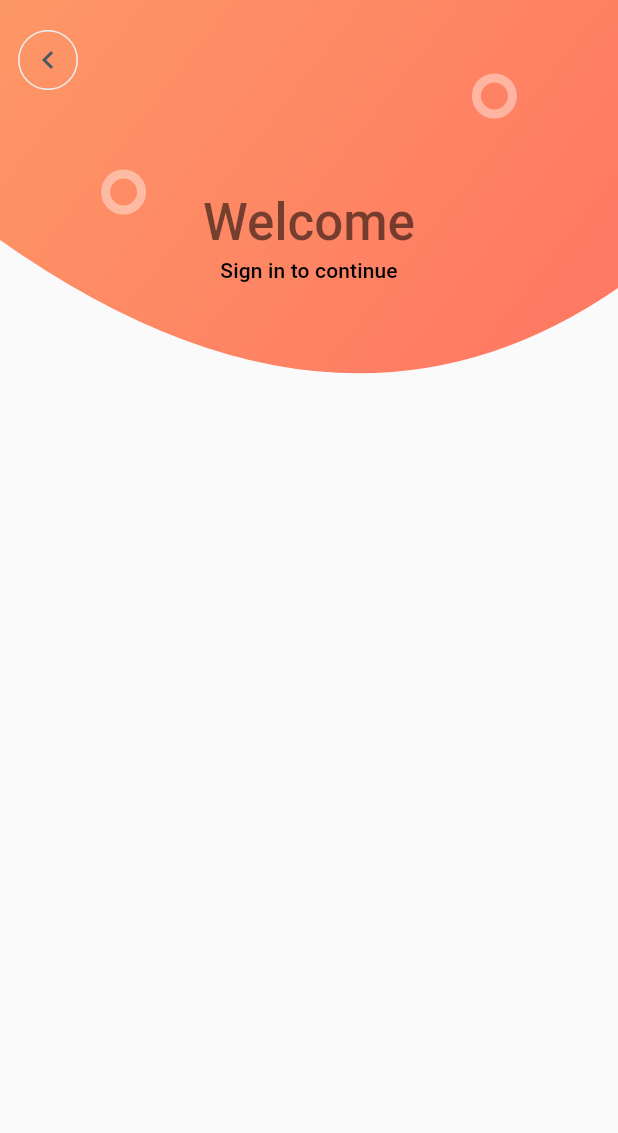
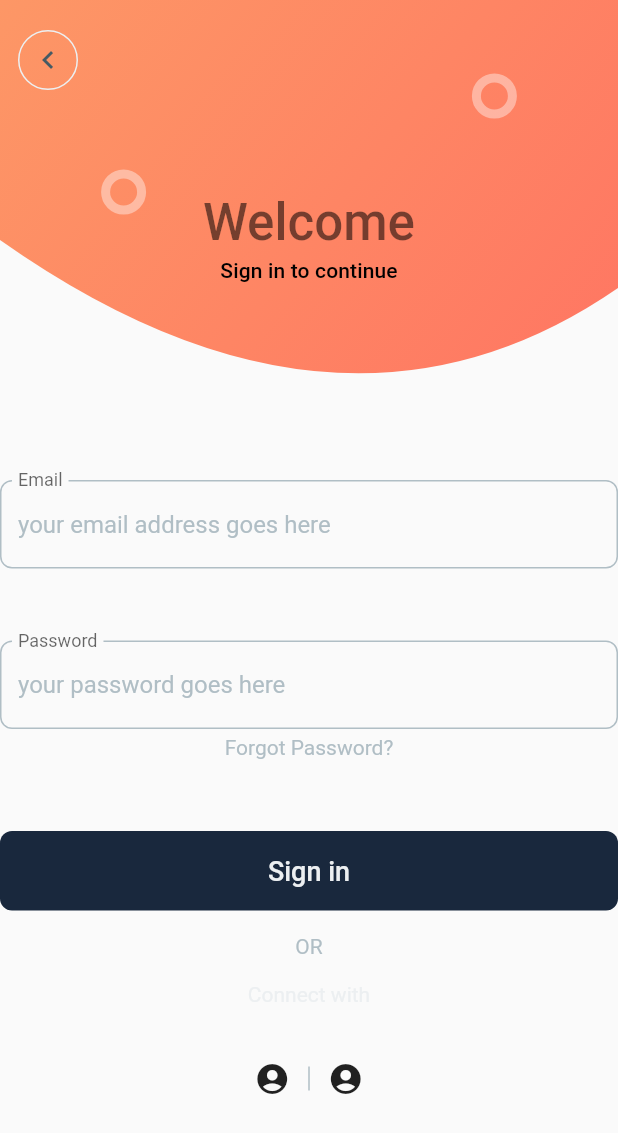
Before and after one commit to 0xb5951/flutter_study, a Flutter app: the screen it shows after launch, after a tap on "SignUp/SignIn", on a phone screen of 412 x 824 dp. Shown: the top 1133 px of the screen. Run offline on Flutter 3.47's test engine with Material 2 defaults, Android fonts, the phone set to English and light mode, and no system bars.

Commit message:
add: フォーム要素を実装

```diff
--- a/app/lib/signup.dart
+++ b/app/lib/signup.dart
@@ -19,6 +19,7 @@ class SignUpSignInWelcomePage extends StatelessWidget {
             children: [
               // この中にヘッダー、フォーム、フッダーを書いていく
               _Header(),
+              _SignInForm(),
             ],
           ),
         ),
@@ -208,3 +209,142 @@ class _HeaderBackButton extends StatelessWidget {
         ));
   }
 }
+
+// フォーム要素
+// フォーム部分を使いまわして実装するためのクラス
+class _CustomTextFrom extends StatelessWidget {
+  final String labelText;
+  final String hintText;
+  final bool obscureText;
+
+  const _CustomTextFrom({
+    Key? key,
+    required this.labelText,
+    required this.hintText,
+    required this.obscureText,
+  }) : super(key: key);
+
+  @override
+  Widget build(BuildContext context) {
+    return TextField(
+      onTap: () {},
+      obscureText: obscureText, // 入力内容を隠すか
+      decoration: InputDecoration(
+        labelText: labelText, // フォームの右上に表示するラベル
+        hintText: hintText, // プレースホルダー
+        hintStyle: const TextStyle(color: kTextColorSecondary),
+        floatingLabelBehavior: FloatingLabelBehavior.always,
+        enabledBorder: OutlineInputBorder(
+          // 選択していないときのフォームスタイル
+          borderRadius: BorderRadius.circular(8),
+          borderSide:
+              const BorderSide(color: kTextColorSecondary), // ラベルを上に表示するか？
+        ),
+        focusedBorder: OutlineInputBorder(
+          // 選択しているときのフォームスタイル
+          borderRadius: BorderRadius.circular(8),
+          borderSide: const BorderSide(
+            color: kAccentColor,
+          ),
+        ),
+      ),
+    );
+  }
+}
+
+class _SignInForm extends StatelessWidget {
+  const _SignInForm({Key? key}) : super(key: key);
+
+  @override
+  Widget build(BuildContext context) {
+    return Column(
+      children: [
+        const _CustomTextFrom(
+          labelText: 'Email',
+          hintText: 'your email address goes here',
+          obscureText: false,
+        ),
+        SizedBox(
+          height: 48,
+        ),
+        const _CustomTextFrom(
+          labelText: 'Password',
+          hintText: 'your password goes here',
+          obscureText: true,
+        ),
+        SizedBox(
+          height: 4,
+        ),
+        Text(
+          "Forgot Password?",
+          style: Theme.of(context)
+              .textTheme
+              .bodyText2!
+              .copyWith(color: kTextColorSecondary),
+        ),
+        SizedBox(
+          height: 48,
+        ),
+        // ポストするボタン
+        Container(
+          width: double.infinity,
+          child: TextButton(
+            onPressed: () {},
+            style: TextButton.styleFrom(
+              primary: kButtonTextColorPrimary,
+              backgroundColor: kBackgroundColor,
+              padding: const EdgeInsets.symmetric(vertical: 16), // ボタン内の縦余白
+              shape: RoundedRectangleBorder(
+                borderRadius: BorderRadius.circular(8),
+              ),
+            ),
+            child: Text(
+              "Sign in",
+              style: Theme.of(context)
+                  .textTheme
+                  .button!
+                  .copyWith(color: kButtonColorPrimary, fontSize: 18),
+            ),
+          ),
+        ),
+        SizedBox(
+          height: 16,
+        ),
+        Text(
+          'OR',
+          style: Theme.of(context)
+              .textTheme
+              .bodyText2!
+              .copyWith(color: kTextColorSecondary),
+        ),
+        SizedBox(height: 16),
+        Text(
+          'Connect with',
+          style: Theme.of(context)
+              .textTheme
+              .bodyText2!
+              .copyWith(color: kTextColorPrimary),
+        ),
+        SizedBox(height: 24),
+        Row(
+          mainAxisAlignment: MainAxisAlignment.center,
+          children: [
+            IconButton(
+              icon: Icon(Icons.account_circle),
+              onPressed: () {},
+            ),
+            Container(
+              color: kTextColorSecondary,
+              width: 1,
+              height: 16,
+            ),
+            IconButton(
+              icon: Icon(Icons.account_circle),
+              onPressed: () {},
+            ),
+          ],
+        )
+      ],
+    );
+  }
+}
```
